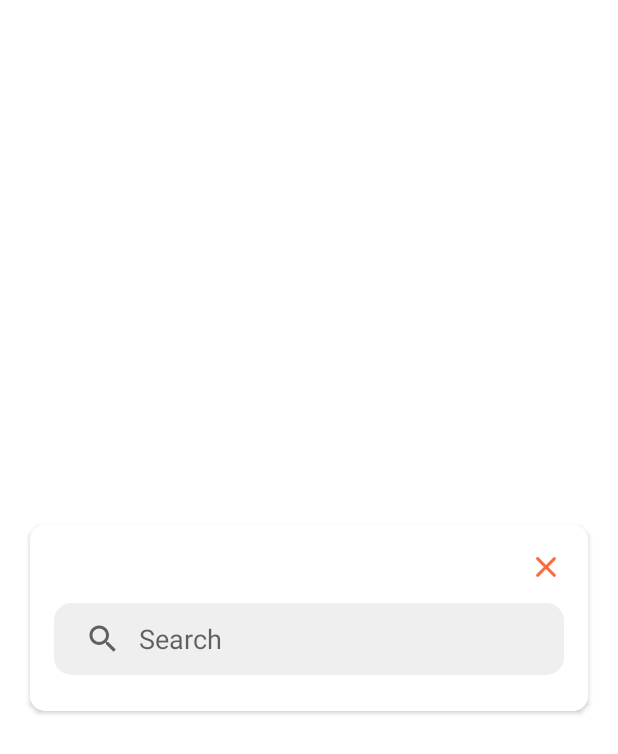
After one commit to arifz-xyz/material-spinner, an Android app: the layout dialog_fragment_search.xml on its own in the app's theme, with its tools: preview values and no code run, on a phone screen of 412 x 824 dp. The commit adds this screen. Shown: the top 754 px of the screen. Run offline under Robolectric (Android 15) with nearby library versions, the phone set to English and light mode, and no system bars.

Commit message:
search feature implemented

```diff
--- a/demo/src/main/java/xyz/arifz/demo/DemoActivity.kt
+++ b/demo/src/main/java/xyz/arifz/demo/DemoActivity.kt
@@ -1,6 +1,5 @@
 package xyz.arifz.demo
 
-import android.graphics.Color
 import android.os.Bundle
 import android.util.Log
 import android.widget.Toast
@@ -33,8 +32,7 @@ class DemoActivity : AppCompatActivity() {
 
         binding.spn.text = "Female"
 
-
-        binding.spn.onItemClickListener { p0, p1, p2, p3 ->
+        binding.spn.onItemClickListener { _, _, _, _ ->
             Log.v(
                 "Hello",
                 "onItemClickListener"
--- /dev/null
+++ b/materialspinner/src/main/java/xyz/arifz/materialspinner/Constants.kt
@@ -0,0 +1,5 @@
+package xyz.arifz.materialspinner
+
+const val KEY_ITEMS = "items"
+const val KEY_SELECTED_ITEM = "selected_item"
+const val KEY_SEARCH = "search"
--- /dev/null
+++ b/materialspinner/src/main/res/drawable/bg_search_view.xml
@@ -0,0 +1,20 @@
+<?xml version="1.0" encoding="utf-8"?>
+<shape xmlns:android="http://schemas.android.com/apk/res/android">
+    <solid android:color="#ffffffff" />
+
+    <stroke
+        android:width="3dp"
+        android:color="#ff000000" />
+
+    <padding
+        android:bottom="1dp"
+        android:left="1dp"
+        android:right="1dp"
+        android:top="1dp" />
+
+    <corners
+        android:bottomLeftRadius="10dp"
+        android:bottomRightRadius="10dp"
+        android:topLeftRadius="10dp"
+        android:topRightRadius="10dp" />
+</shape>
--- /dev/null
+++ b/materialspinner/src/main/res/drawable/ic_close.xml
@@ -0,0 +1,11 @@
+<?xml version="1.0" encoding="utf-8"?>
+<vector xmlns:android="http://schemas.android.com/apk/res/android"
+    android:width="24dp"
+    android:height="24dp"
+    android:tint="@color/color_ash"
+    android:viewportWidth="24"
+    android:viewportHeight="24">
+    <path
+        android:fillColor="@android:color/white"
+        android:pathData="M18.3,5.71c-0.39,-0.39 -1.02,-0.39 -1.41,0L12,10.59 7.11,5.7c-0.39,-0.39 -1.02,-0.39 -1.41,0 -0.39,0.39 -0.39,1.02 0,1.41L10.59,12 5.7,16.89c-0.39,0.39 -0.39,1.02 0,1.41 0.39,0.39 1.02,0.39 1.41,0L12,13.41l4.89,4.89c0.39,0.39 1.02,0.39 1.41,0 0.39,-0.39 0.39,-1.02 0,-1.41L13.41,12l4.89,-4.89c0.38,-0.38 0.38,-1.02 0,-1.4z" />
+</vector>
--- /dev/null
+++ b/materialspinner/src/main/res/drawable/ic_search.xml
@@ -0,0 +1,11 @@
+<?xml version="1.0" encoding="utf-8"?>
+<vector xmlns:android="http://schemas.android.com/apk/res/android"
+    android:width="24dp"
+    android:height="24dp"
+    android:tint="@color/color_ash"
+    android:viewportWidth="24"
+    android:viewportHeight="24">
+    <path
+        android:fillColor="@android:color/white"
+        android:pathData="M15.5,14h-0.79l-0.28,-0.27c1.2,-1.4 1.82,-3.31 1.48,-5.34 -0.47,-2.78 -2.79,-5 -5.59,-5.34 -4.23,-0.52 -7.79,3.04 -7.27,7.27 0.34,2.8 2.56,5.12 5.34,5.59 2.03,0.34 3.94,-0.28 5.34,-1.48l0.27,0.28v0.79l4.25,4.25c0.41,0.41 1.08,0.41 1.49,0 0.41,-0.41 0.41,-1.08 0,-1.49L15.5,14zM9.5,14C7.01,14 5,11.99 5,9.5S7.01,5 9.5,5 14,7.01 14,9.5 11.99,14 9.5,14z" />
+</vector>
--- /dev/null
+++ b/materialspinner/src/main/res/layout/dialog_fragment_search.xml
@@ -0,0 +1,57 @@
+<?xml version="1.0" encoding="utf-8"?>
+<androidx.cardview.widget.CardView xmlns:android="http://schemas.android.com/apk/res/android"
+    xmlns:app="http://schemas.android.com/apk/res-auto"
+    xmlns:tools="http://schemas.android.com/tools"
+    android:layout_width="match_parent"
+    android:layout_height="wrap_content"
+    android:layout_gravity="center_vertical"
+    android:layout_margin="20dp"
+    android:background="@color/color_white"
+    app:cardCornerRadius="10dp"
+    tools:context=".SearchDialogFragment">
+
+    <androidx.constraintlayout.widget.ConstraintLayout
+        android:layout_width="match_parent"
+        android:layout_height="wrap_content"
+        android:layout_gravity="center_vertical"
+        android:background="@color/color_white"
+        android:padding="16dp">
+
+        <ImageView
+            android:id="@+id/iv_close"
+            android:layout_width="wrap_content"
+            android:layout_height="wrap_content"
+            android:clickable="true"
+            android:contentDescription="@string/close_icon"
+            android:focusable="true"
+            android:src="@drawable/ic_close"
+            app:layout_constraintEnd_toEndOf="parent"
+            app:layout_constraintTop_toTopOf="parent"
+            app:tint="#FF6A3B" />
+
+        <androidx.appcompat.widget.SearchView
+            android:id="@+id/search_view"
+            android:layout_width="match_parent"
+            android:layout_height="wrap_content"
+            android:layout_marginTop="12dp"
+            android:background="@drawable/bg_search_view"
+            android:backgroundTint="@color/color_ash"
+            android:closeIcon="@drawable/ic_close"
+            android:searchHintIcon="@drawable/ic_search"
+            android:searchIcon="@drawable/ic_search"
+            app:iconifiedByDefault="false"
+            app:layout_constraintStart_toStartOf="parent"
+            app:layout_constraintTop_toBottomOf="@id/iv_close"
+            app:queryBackground="@android:color/transparent"
+            app:queryHint="Search"
+            tools:ignore="UnusedAttribute" />
+
+        <ListView
+            android:id="@+id/list_view"
+            android:layout_width="match_parent"
+            android:layout_height="wrap_content"
+            android:layout_marginTop="8dp"
+            app:layout_constraintTop_toBottomOf="@id/search_view" />
+
+    </androidx.constraintlayout.widget.ConstraintLayout>
+</androidx.cardview.widget.CardView>
--- a/materialspinner/src/main/res/values/colors.xml
+++ b/materialspinner/src/main/res/values/colors.xml
@@ -4,4 +4,5 @@
     <color name="color_light_grey">#DDDDDD</color>
     <color name="color_grey">#868686</color>
     <color name="color_white">#FFFFFFFF</color>
+    <color name="color_ash">#EFEFEF</color>
 </resources>
--- a/materialspinner/src/main/res/values/strings.xml
+++ b/materialspinner/src/main/res/values/strings.xml
@@ -1,2 +1,4 @@
 <?xml version="1.0" encoding="utf-8"?>
-<resources></resources>
+<resources>
+    <string name="close_icon">Close Icon</string>
+</resources>
```
Also changed, not shown: materialspinner/src/main/java/xyz/arifz/materialspinner/MaterialSpinner.kt (+32 -7 lines), materialspinner/src/main/java/xyz/arifz/materialspinner/SearchDialogFragment.kt (added, +90 -0 lines).
